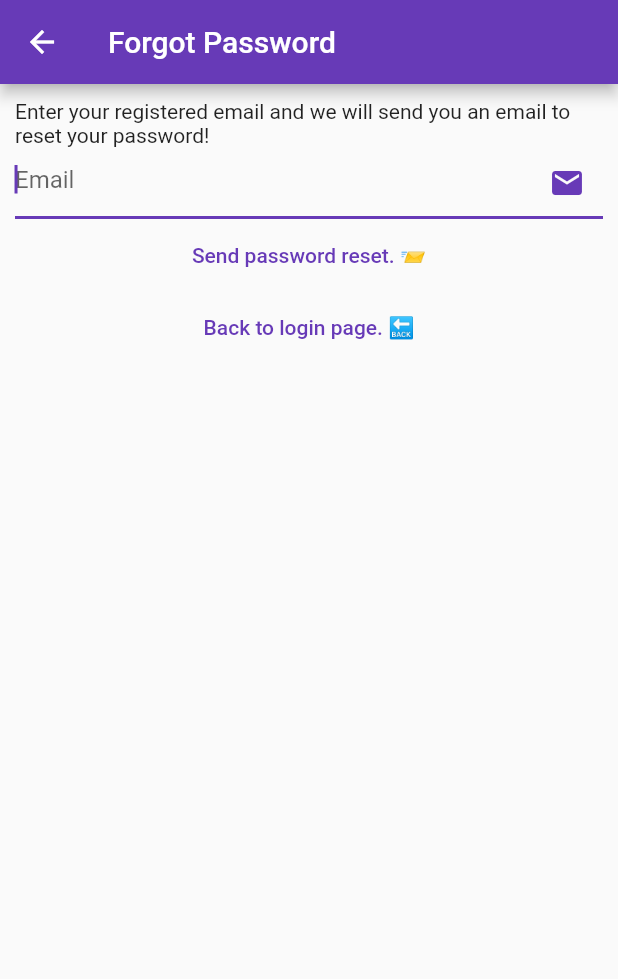
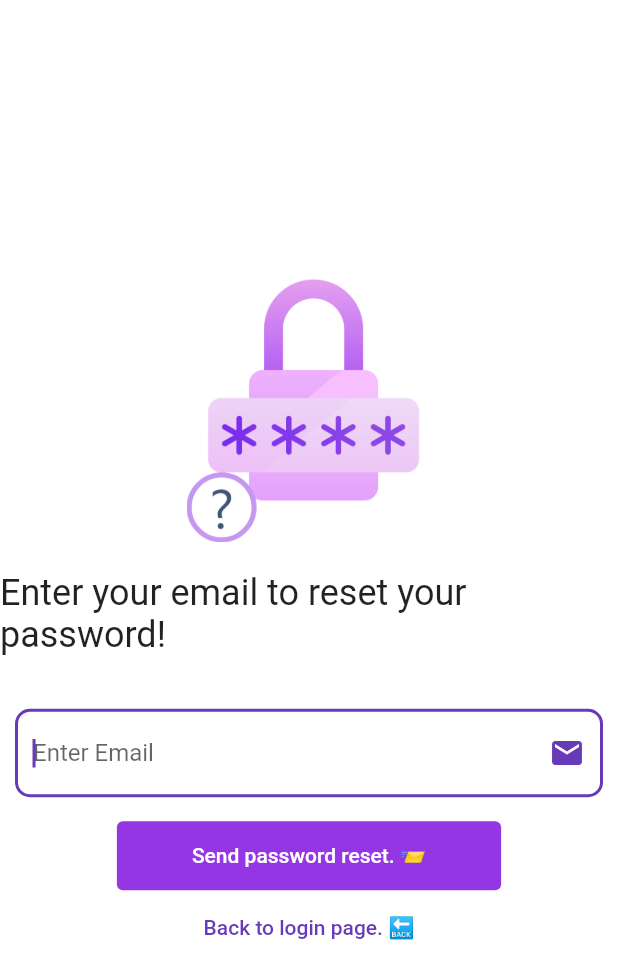
Before and after one commit to MohamedAlkindi/Notetaking-android-app, a Flutter app: the ForgotPasswordView screen opened directly, on a phone screen of 412 x 824 dp. Shown: the top 979 px of the screen. Run offline on Flutter 3.47's test engine with Material 2 defaults, Android fonts, the phone set to English and light mode, and no system bars; our stand-ins replace bloc, cloud_firestore, equatable, firebase_auth, firebase_core, flutter_bloc; accounts and stored records are empty; network calls fail; Roboto replaces fonts that are missing (Georgia).

Commit message:
Added app icon + few visual changes

```diff
--- /dev/null
+++ b/flutter_launcher_icons.yaml
@@ -0,0 +1,6 @@
+dev_dependencies:
+  flutter_launcher_icons: "^0.13.1"
+
+flutter_icons:
+  android: "launcher_icon"
+  image_path : "assets/icon/icon.png"
--- a/lib/View/forgot_password_view.dart
+++ b/lib/View/forgot_password_view.dart
@@ -46,24 +46,46 @@ class _ForgotPasswordViewState extends State<ForgotPasswordView> {
         }
       },
       child: Scaffold(
-        appBar: AppBar(
-          title: const Text('Forgot Password'),
+        backgroundColor: Colors.white,
+        body: Center(
+          child: SingleChildScrollView(
+            child: Column(
+              mainAxisAlignment: MainAxisAlignment.center,
+              children: [
+                Image.asset(
+                  'assets/images/forgotPass.png',
+                  height: 180,
                 ),
-        body: Padding(
-          padding: const EdgeInsets.all(10.0),
-          child: Column(
-            children: [
-              const Text(
-                'Enter your registered email and we will send you an email to reset your password!',
+                Container(
+                  margin: const EdgeInsets.fromLTRB(0, 20, 0, 10),
+                  child: const Text(
+                    'Enter your email to reset your password!',
+                    style: TextStyle(
+                      fontSize: 24,
+                      fontFamily: 'Georgia',
                     ),
-              TextField(
+                  ),
+                ),
+                Container(
+                  width: 450,
+                  margin: const EdgeInsets.fromLTRB(10, 25, 10, 15),
+                  child: TextField(
+                    autofocus: true,
                     keyboardType: TextInputType.emailAddress,
+                    enableSuggestions: false,
                     autocorrect: false,
-                autofocus: true,
                     controller: _controller,
                     decoration: const InputDecoration(
-                  hintText: 'Email',
-                  suffixIcon: Icon(Icons.email),
+                      hintText: 'Enter Email ',
+                      border: OutlineInputBorder(
+                        borderRadius: BorderRadius.all(
+                          Radius.circular(10.0),
+                        ),
+                      ),
+                      suffixIcon: Icon(
+                        Icons.email,
+                      ),
+                    ),
                   ),
                 ),
                 TextButton(
@@ -73,7 +95,16 @@ class _ForgotPasswordViewState extends State<ForgotPasswordView> {
                         .read<AuthBloc>()
                         .add(AuthEventForgotPassword(email: email));
                   },
-                child: const Text('Send password reset. 📨'),
+                  style: TextButton.styleFrom(
+                    backgroundColor: const Color.fromARGB(255, 149, 54, 228),
+                    padding: const EdgeInsets.fromLTRB(50, 15, 50, 15),
+                  ),
+                  child: const Text(
+                    'Send password reset. 📨',
+                    style: TextStyle(
+                      color: Colors.white,
+                    ),
+                  ),
                 ),
                 TextButton(
                   onPressed: () {
@@ -85,6 +116,7 @@ class _ForgotPasswordViewState extends State<ForgotPasswordView> {
             ),
           ),
         ),
+      ),
     );
   }
 }
--- a/lib/View/login_view.dart
+++ b/lib/View/login_view.dart
@@ -80,6 +80,7 @@ class _LoginViewState extends State<LoginView> {
                   width: 450,
                   margin: const EdgeInsets.fromLTRB(10, 25, 10, 15),
                   child: TextField(
+                    autofocus: true,
                     keyboardType: TextInputType.emailAddress,
                     enableSuggestions: false,
                     autocorrect: false,
--- a/lib/View/register_view.dart
+++ b/lib/View/register_view.dart
@@ -88,6 +88,7 @@ class _RegisterViewState extends State<RegisterView> {
 
                   // Email textfield.
                   child: TextField(
+                    autofocus: true,
                     keyboardType: TextInputType
                         .emailAddress, // Adds the '@' symbol on keyboard.
                     enableSuggestions: false,
--- a/lib/helpers/loading/loading_screen.dart
+++ b/lib/helpers/loading/loading_screen.dart
@@ -1,3 +1,5 @@
+// ignore_for_file: no_leading_underscores_for_local_identifiers
+
 import 'dart:async';
 
 import 'package:Notetaking/helpers/loading/loading_screen_controller.dart';
--- a/pubspec.yaml
+++ b/pubspec.yaml
@@ -45,6 +45,7 @@ dependencies:
   bloc: ^8.1.4
   flutter_bloc: ^8.1.6
   equatable: ^2.0.5
+  flutter_launcher_icons: ^0.13.1
 
 dev_dependencies:
   flutter_test:
```
Also changed, not shown: lib/View/email_verification_view.dart (+7 -13 lines), lib/services/auth/bloc/auth_bloc.dart (+11 -0 lines), assets/icon/icon.png (added), assets/images/forgotPass.png (added), pubspec.lock, 7 other files. Lines whose indentation alone changed are shown as unchanged.
